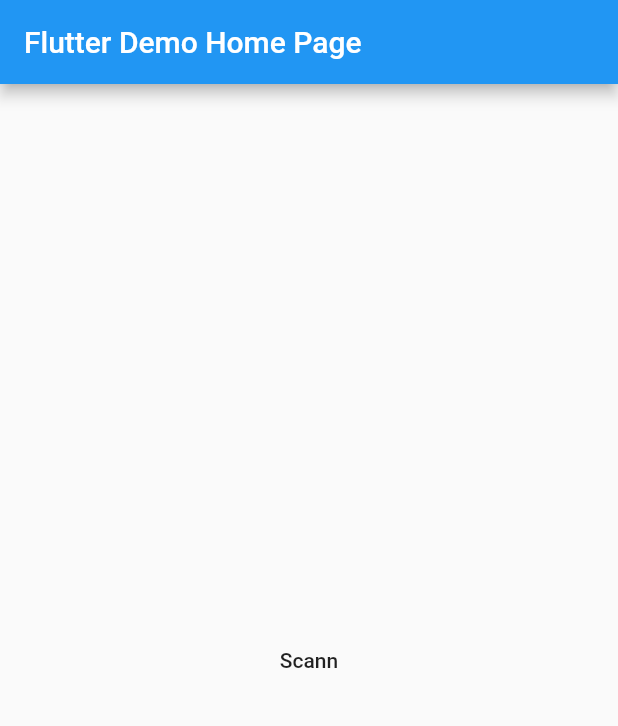
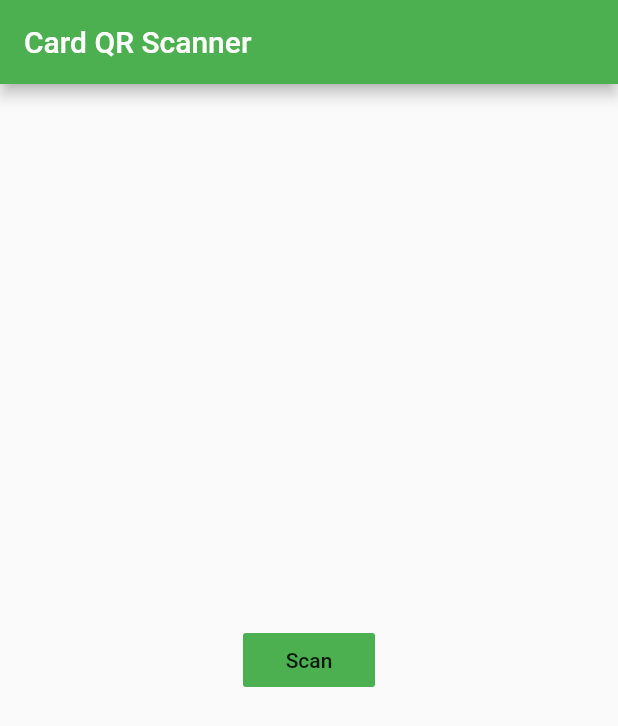
Before and after one commit to Endagegnehu/card, a Flutter app: the screen it shows after launch, on a phone screen of 412 x 824 dp. Shown: the top 726 px of the screen. Run offline on Flutter 3.47's test engine with Material 2 defaults, Android fonts, the phone set to English and light mode, and no system bars; our stand-ins replace fluttertoast, permission_handler; missing offline and left inert: qrscan.

Commit message:
app release

```diff
--- a/lib/main.dart
+++ b/lib/main.dart
@@ -2,6 +2,7 @@ import 'package:flutter/material.dart';
 import 'package:permission_handler/permission_handler.dart';
 import 'package:url_launcher/url_launcher.dart' as launcher;
 import 'package:qrscan/qrscan.dart' as scanner;
+import 'package:fluttertoast/fluttertoast.dart';
 
 void main() {
   runApp(MyApp());
@@ -13,10 +14,10 @@ class MyApp extends StatelessWidget {
     return MaterialApp(
       title: 'Flutter Demo',
       theme: ThemeData(
-        primarySwatch: Colors.blue,
+        primarySwatch: Colors.green,
         visualDensity: VisualDensity.adaptivePlatformDensity,
       ),
-      home: CardPage(title: 'Flutter Demo Home Page'),
+      home: CardPage(title: 'Card QR Scanner'),
     );
   }
 }
@@ -46,7 +47,8 @@ class _CardPageState extends State<CardPage> {
       body: Center(
         child: Center(
           child: FlatButton(
-            child: Text('Scann'),
+            child: Text('Scan'),
+            color: Colors.green,
             onPressed: () async => scannQr(),
           ),
         ),
@@ -56,9 +58,9 @@ class _CardPageState extends State<CardPage> {
 
   scannQr() async {
     await Permission.camera.request();
-    String value = await scanner.scan();
-    value = value + '#';
-    print(value);
-    await launcher.launch('tel:*805*$value');
+    String value = await scanner.scan().catchError((e) {
+      Fluttertoast.showToast(msg: 'No Number found');
+    });
+    await launcher.launch('tel:' + Uri.encodeComponent('*805*$value#'));
   }
 }
--- a/pubspec.yaml
+++ b/pubspec.yaml
@@ -26,6 +26,7 @@ dependencies:
   qrscan: ^0.2.21
   permission_handler: ^5.0.1+1
   url_launcher:
+  fluttertoast: ^7.1.6
 
 
   # The following adds the Cupertino Icons font to your application.
```
Also changed, not shown: pubspec.lock, 6 other files.
